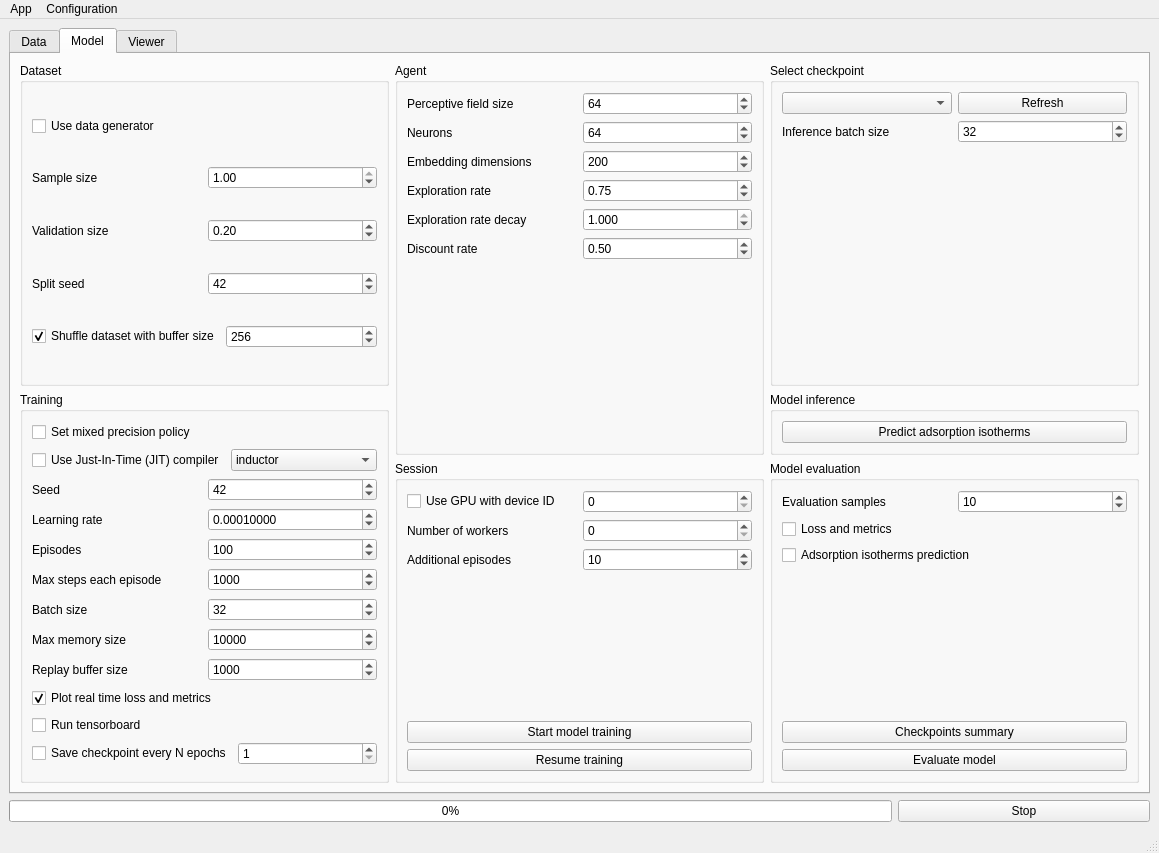
CTCycle/FAIRS-Roulette-Player, file FAIRS/app/assets/window_layout.ui: the form before one commit.
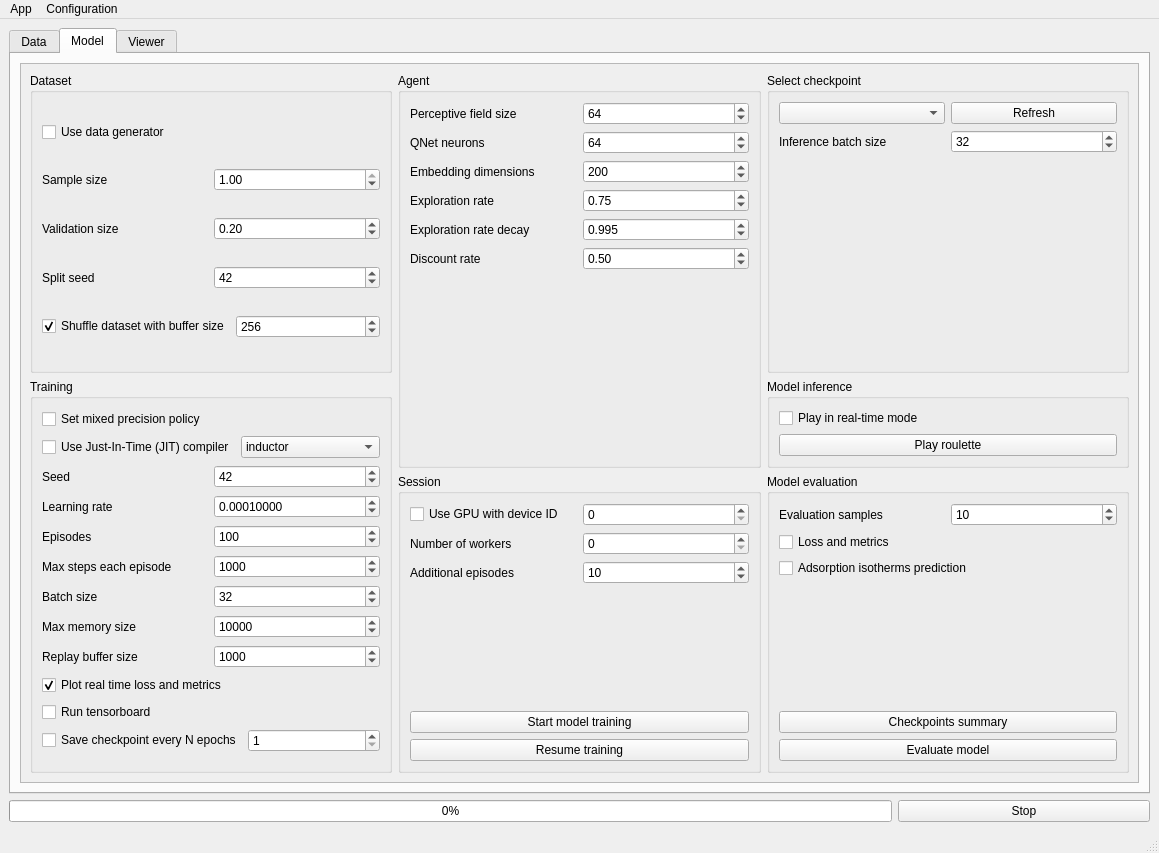
The form after the commit. The open tabs and pages were chosen to show the change.

Commit message: updated data files layout, fixed issues in data loading ops, hooked missing configs, added new configurations

The edit to the form file:
```diff
--- a/FAIRS/app/assets/window_layout.ui
+++ b/FAIRS/app/assets/window_layout.ui
@@ -159,6 +159,21 @@
        <attribute name="title">
         <string>Model</string>
        </attribute>
+       <layout class="QVBoxLayout" name="verticalLayout_3">
+        <item>
+         <widget class="QScrollArea" name="scrollArea">
+          <property name="widgetResizable">
+           <bool>true</bool>
+          </property>
+          <widget class="QWidget" name="scrollAreaWidgetContents">
+           <property name="geometry">
+            <rect>
+             <x>0</x>
+             <y>0</y>
+             <width>1094</width>
+             <height>695</height>
+            </rect>
+           </property>
        <layout class="QGridLayout" name="gridLayout">
         <item row="0" column="0">
          <widget class="QGroupBox" name="groupBox_3">
@@ -307,7 +322,7 @@
              <item>
               <widget class="QLabel" name="NNLabel">
                <property name="text">
-                <string>Neurons</string>
+                    <string>QNet neurons</string>
                </property>
               </widget>
              </item>
@@ -389,7 +404,7 @@
                 <double>1.000000000000000</double>
                </property>
                <property name="value">
-                <double>1.000000000000000</double>
+                    <double>0.995000000000000</double>
                </property>
               </widget>
              </item>
@@ -784,9 +799,16 @@
           </property>
           <layout class="QVBoxLayout" name="verticalLayout_15">
            <item>
-            <widget class="QPushButton" name="predictAdsorption">
+                <widget class="QCheckBox" name="realTimeInference">
              <property name="text">
-              <string>Predict adsorption isotherms</string>
+                  <string>Play in real-time mode</string>
+                 </property>
+                </widget>
+               </item>
+               <item>
+                <widget class="QPushButton" name="playRoulette">
+                 <property name="text">
+                  <string>Play roulette</string>
              </property>
             </widget>
            </item>
@@ -963,6 +985,10 @@
         </item>
        </layout>
       </widget>
+         </widget>
+        </item>
+       </layout>
+      </widget>
       <widget class="QWidget" name="viewerTab">
        <attribute name="title">
         <string>Viewer</string>
```
Left out of the diff: 16 changed lines with no effect on the pictures. Lines whose indentation alone changed are shown as unchanged. The commit also changes 21 other files.
